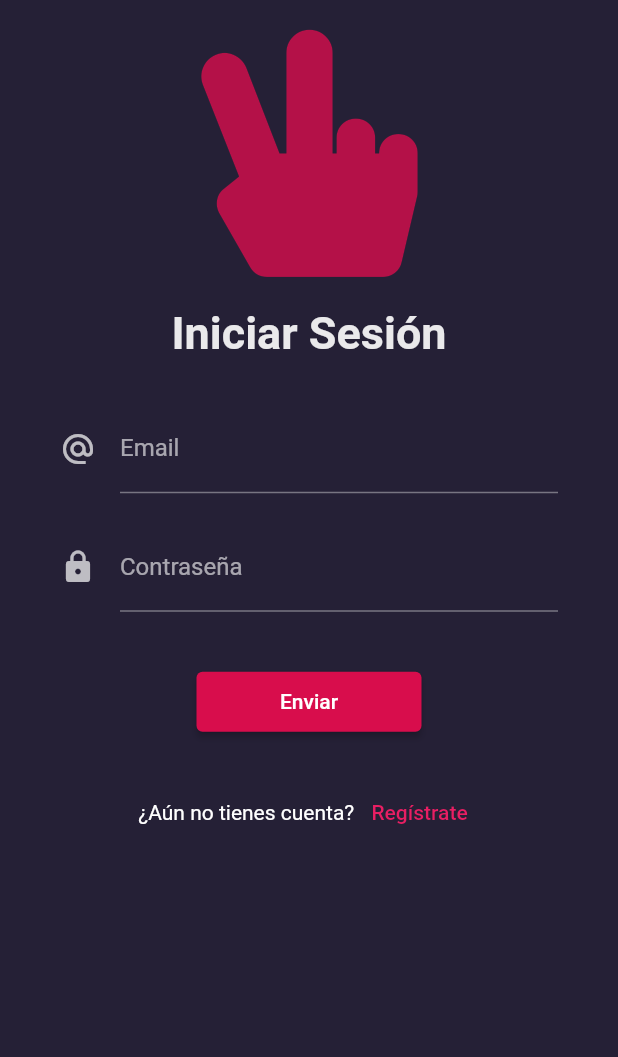
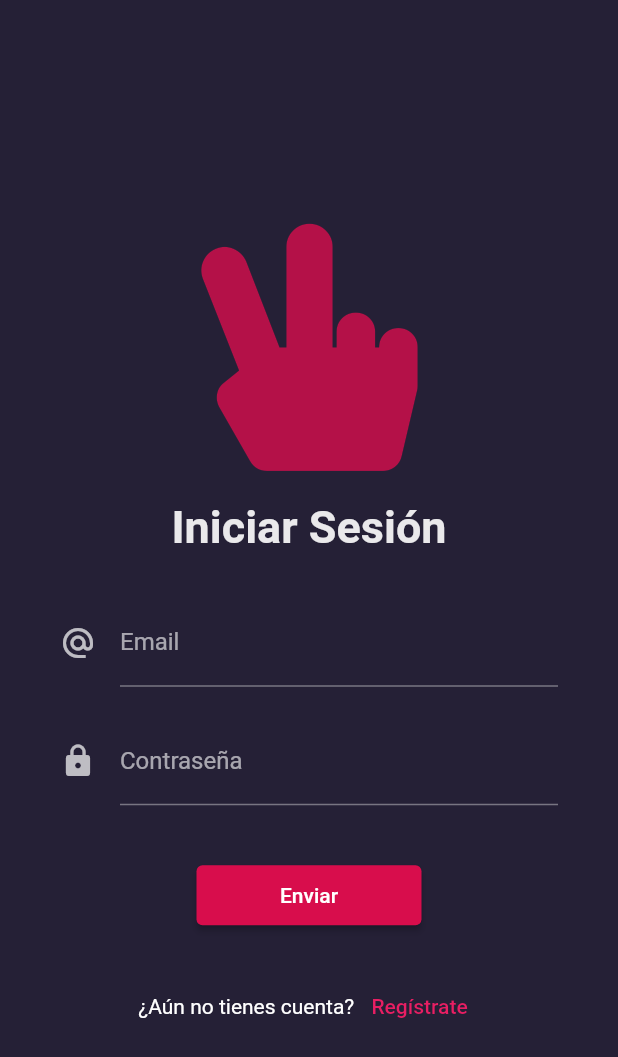
Before and after one commit to erikyvanov/APP-users-publications, a Flutter app: the LoginPage screen opened by its route, on a phone screen of 412 x 824 dp. Shown: the top 1057 px of the screen. Run offline on Flutter 3.47's test engine with Material 2 defaults, Android fonts, the phone set to English and light mode, and no system bars; our stand-ins replace flutter_svg, font_awesome_flutter, shared_preferences; accounts and stored records are empty.

Commit message:
LoginPage responsive

```diff
--- a/lib/pages/login_page.dart
+++ b/lib/pages/login_page.dart
@@ -12,9 +12,23 @@ class LoginPage extends StatelessWidget {
     final size = MediaQuery.of(context).size;
 
     return Scaffold(
-      body: SingleChildScrollView(
+      body: Center(
+        child: Padding(
+          padding: EdgeInsets.symmetric(
+              horizontal:
+                  (size.width > 650) ? size.width * 0.1 + size.width / 6 : 0,
+              vertical: (size.width > 650) ? 50 : 0),
+          child: Container(
+            padding: EdgeInsets.symmetric(vertical: 20),
+            decoration: BoxDecoration(
+                color: (size.width > 650)
+                    ? appTheme.backgroundColor
+                    : Colors.transparent,
+                borderRadius: BorderRadius.circular(50)),
+            child: SingleChildScrollView(
               physics: BouncingScrollPhysics(),
               child: Column(
+                mainAxisAlignment: MainAxisAlignment.center,
                 children: [
                   SizedBox(
                     width: double.infinity,
@@ -43,6 +57,9 @@ class LoginPage extends StatelessWidget {
                   // Spacer(),
                   _Footer()
                 ],
+              ),
+            ),
+          ),
         ),
       ),
     );
--- a/lib/themes/theme_charger.dart
+++ b/lib/themes/theme_charger.dart
@@ -3,6 +3,7 @@ import 'package:flutter/services.dart';
 
 class ThemeChanger with ChangeNotifier {
   final ThemeData _myCustomThemeDark = ThemeData.dark().copyWith(
+    backgroundColor: Color(0xff3A374A),
     accentColor: Color(0xffD80D4C),
     scaffoldBackgroundColor: Color(0xff252036),
     primaryColorLight: Color(0xffDEDDE5),
```
Lines whose indentation alone changed are shown as unchanged.
